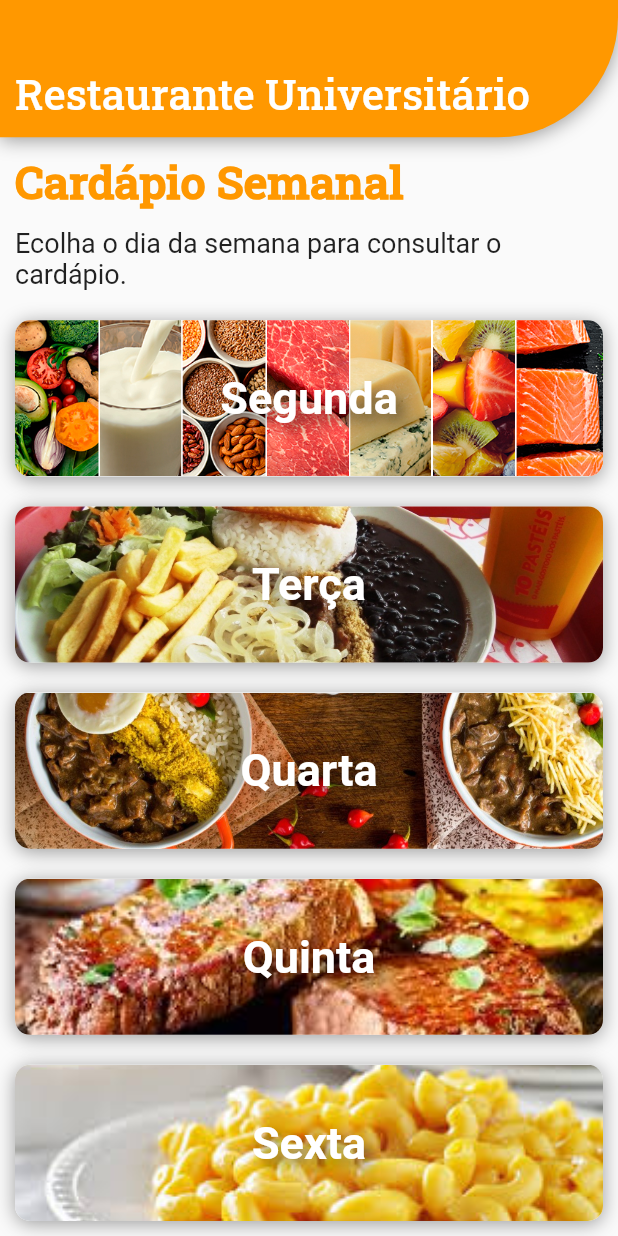
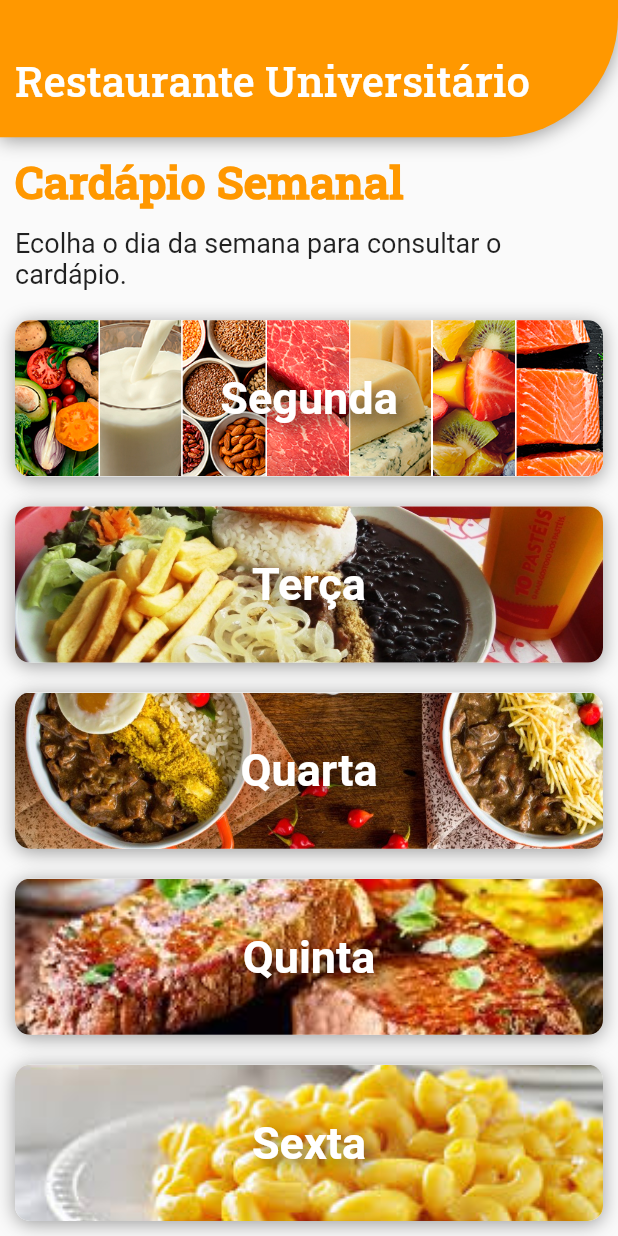
Before and after one commit to wallison-bruno/restauranteuniversitario, a Flutter app: the screen it shows after launch, on a phone screen of 412 x 824 dp. Run offline on Flutter 3.47's test engine with Material 2 defaults, Android fonts, the phone set to English and light mode, and no system bars; our stand-ins replace splashscreen.

Commit message:
Atualizac na posiçao do titulo a topBar

```diff
--- a/restauranteuniversitario/lib/main.dart
+++ b/restauranteuniversitario/lib/main.dart
@@ -46,7 +46,7 @@ class _HomeScreenState extends State<HomeScreen> {
                         //alignment: Alignment(0.2, 0.6),
                       ]),
                   child: Align(
-                    alignment: Alignment(-1, 1),
+                    alignment: Alignment(-1, 0.5),
                     child: Padding(
                       padding: const EdgeInsets.all(10.0),
                       child: Text(
```
